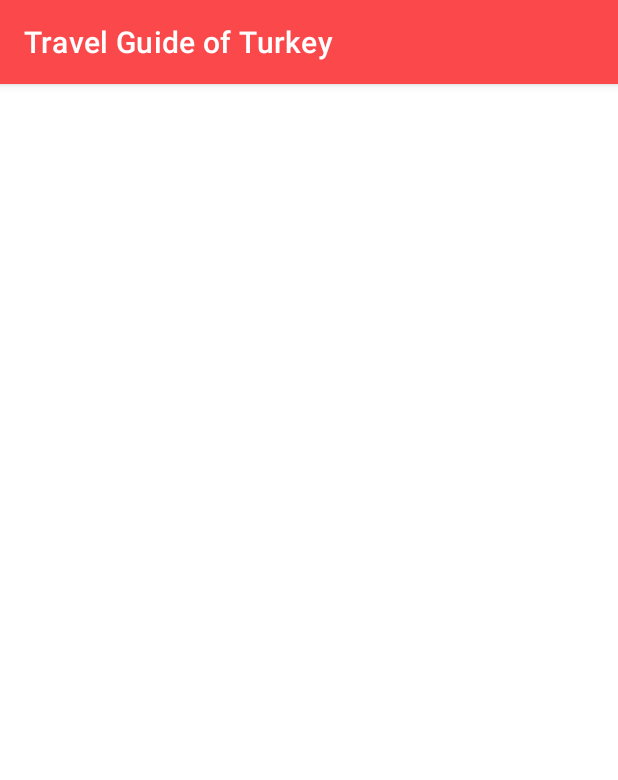
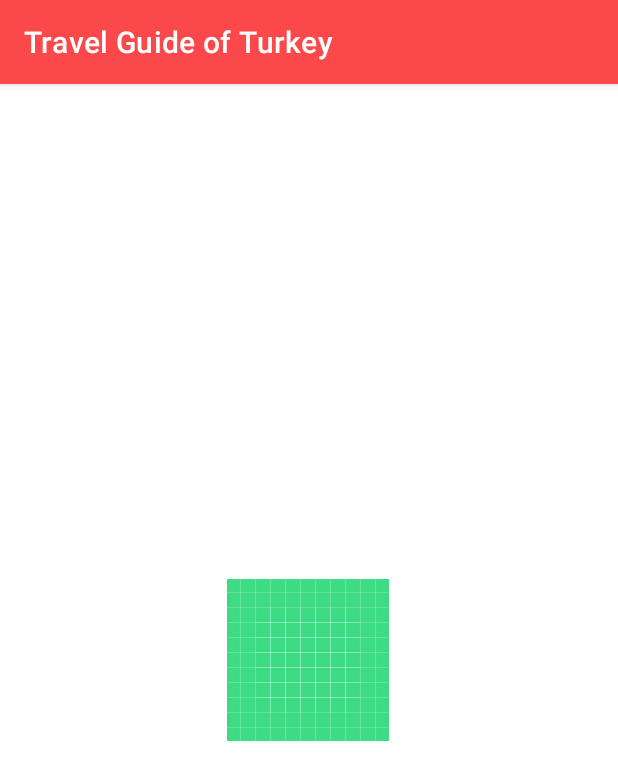
Before and after one commit to CihanEksiogluBloo/TuristUygulamasi, an Android app: the TanitimActivity screen opened directly, with no data from a screen before it, on a phone screen of 412 x 824 dp. Shown: the top 780 px of the screen. Run offline under Robolectric (Android 15) with nearby library versions, the light colour scheme and no system bars; our stand-ins replace AdMob; Roboto replaces fonts that are not available here.

Commit message:
UX Updates

```diff
--- a/app/src/main/AndroidManifest.xml
+++ b/app/src/main/AndroidManifest.xml
@@ -9,13 +9,13 @@
         android:roundIcon="@mipmap/ic_launcher_round"
         android:supportsRtl="true"
         android:theme="@style/Theme.TuristUygulamasi">
-        <activity android:name=".View.show_food"></activity>
+        <activity android:name=".View.show_food" />
         <activity android:name=".View.why_turkey" />
         <activity android:name=".View.show_places" />
         <activity
             android:name=".View.yonlendirmeBottomBar"
             android:label="@string/title_activity_yonlendirme_bottom_bar" />
-        <activity android:name=".View.TanitimActivity" />
+        <activity android:name=".View.TanitimActivity"></activity>
         <activity android:name=".View.SehirSecmeMain" />
         <activity android:name=".View.MainActivity">
             <intent-filter>
--- a/app/src/main/java/com/cihan/turistuygulamasi/View/TanitimActivity.kt
+++ b/app/src/main/java/com/cihan/turistuygulamasi/View/TanitimActivity.kt
@@ -1,10 +1,9 @@
 package com.cihan.turistuygulamasi.View
 
+import android.os.Bundle
 import androidx.appcompat.app.AppCompatActivity
-import android.os.Bundle
 import com.cihan.turistuygulamasi.R
 import com.google.android.gms.ads.AdRequest
-import com.google.android.gms.ads.AdSize
 import com.google.android.gms.ads.AdView
 import com.google.android.gms.ads.MobileAds
 
--- a/app/src/main/java/com/cihan/turistuygulamasi/ViewModelAndFragments/ui/home/HomeFragment.kt
+++ b/app/src/main/java/com/cihan/turistuygulamasi/ViewModelAndFragments/ui/home/HomeFragment.kt
@@ -4,6 +4,7 @@ import android.os.Bundle
 import android.view.LayoutInflater
 import android.view.View
 import android.view.ViewGroup
+import android.widget.Toast
 import androidx.fragment.app.Fragment
 import androidx.fragment.app.activityViewModels
 import androidx.lifecycle.Observer
@@ -27,6 +28,7 @@ class HomeFragment : Fragment() {
             container: ViewGroup?,
             savedInstanceState: Bundle?
     ): View? {
+        Toast.makeText(context,"Click on Place For More Details", Toast.LENGTH_SHORT).show()
 
 
 
--- a/app/src/main/java/com/cihan/turistuygulamasi/ViewModelAndFragments/ui/notifications/NotificationsFragment.kt
+++ b/app/src/main/java/com/cihan/turistuygulamasi/ViewModelAndFragments/ui/notifications/NotificationsFragment.kt
@@ -4,6 +4,7 @@ import android.os.Bundle
 import android.view.LayoutInflater
 import android.view.View
 import android.view.ViewGroup
+import android.widget.Toast
 import androidx.fragment.app.Fragment
 import androidx.fragment.app.activityViewModels
 import androidx.lifecycle.Observer
--- a/app/src/main/res/layout/activity_tanitim.xml
+++ b/app/src/main/res/layout/activity_tanitim.xml
@@ -11,10 +11,24 @@
         android:id="@+id/adView"
         android:layout_width="wrap_content"
         android:layout_height="wrap_content"
+        android:layout_alignParentBottom="true"
         android:layout_centerHorizontal="true"
-        android:layout_alignParentBottom="true"
         ads:adSize="BANNER"
         ads:adUnitId="ca-app-pub-3940256099942544/6300978111"
-        tools:ignore="MissingConstraints">
-    </com.google.android.gms.ads.AdView>
+        ads:layout_constraintEnd_toEndOf="parent"
+        ads:layout_constraintStart_toStartOf="parent"
+        ads:layout_constraintTop_toTopOf="parent"
+        tools:ignore="MissingConstraints"></com.google.android.gms.ads.AdView>
+
+    <ImageView
+        android:id="@+id/tanitimImageID"
+        android:layout_width="wrap_content"
+        android:layout_height="wrap_content"
+        ads:layout_constraintBottom_toBottomOf="parent"
+        ads:layout_constraintEnd_toEndOf="parent"
+        ads:layout_constraintHorizontal_bias="0.498"
+        ads:layout_constraintStart_toStartOf="parent"
+        ads:layout_constraintTop_toTopOf="parent"
+        ads:srcCompat="@drawable/ic_launcher_background" />
+
 </androidx.constraintlayout.widget.ConstraintLayout>
--- a/build.gradle
+++ b/build.gradle
@@ -6,7 +6,7 @@ buildscript {
         jcenter()
     }
     dependencies {
-        classpath 'com.android.tools.build:gradle:4.1.1'
+        classpath 'com.android.tools.build:gradle:4.1.2'
         classpath "org.jetbrains.kotlin:kotlin-gradle-plugin:$kotlin_version"
         def nav_version = "2.3.1"
         classpath "androidx.navigation:navigation-safe-args-gradle-plugin:$nav_version"
```
Also changed, not shown: app/src/main/java/com/cihan/turistuygulamasi/ViewModelAndFragments/ui/dashboard/DashboardFragment.kt (+7 -1 lines).
